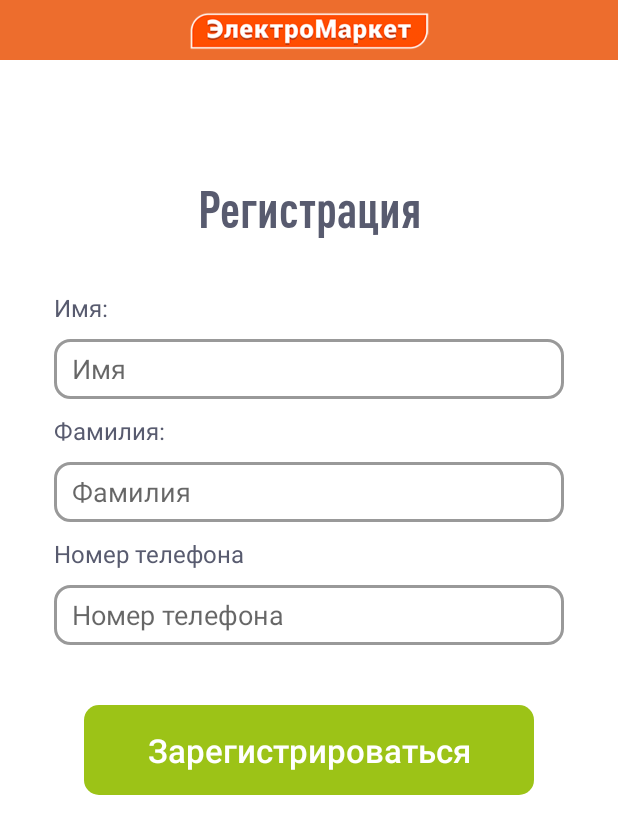
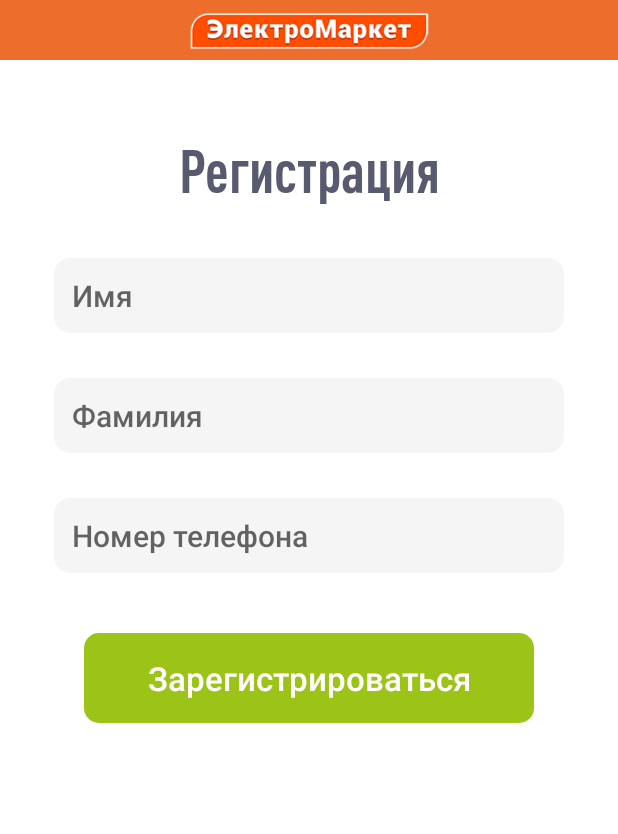
Before and after one commit to muslimkurbanov/AndroidElectromarket, an Android app: the RegistrationActivity screen opened directly, with no data from a screen before it, on a phone screen of 412 x 824 dp. Shown: the top 834 px of the screen. Run offline under Robolectric (Android 15) with nearby library versions, the phone set to English and light mode, and no system bars; our stand-ins replace Firebase (no records; nobody signed in at launch, a user with empty details on screens opened directly).

Commit message:
Изменил дизайн экрана регистрации

```diff
--- a/app/src/main/res/layout/activity_main.xml
+++ b/app/src/main/res/layout/activity_main.xml
@@ -48,10 +48,10 @@
                     android:layout_marginTop="30dp"
                     android:layout_marginRight="20dp"
                     android:background="@drawable/custom_edit_text_main"
-                    android:backgroundTint="#f5f5f5"
                     android:hint="@string/text_hint_email_edit_text"
                     android:paddingLeft="12dp"
                     android:singleLine="true"
+                    android:backgroundTint="#f5f5f5"
                     android:textAppearance="@style/TextAppearance.AppCompat.Body2"
                     android:textColor="@color/black"
                     android:textSize="20dp"/>
--- a/app/src/main/res/layout/activity_registration.xml
+++ b/app/src/main/res/layout/activity_registration.xml
@@ -33,78 +33,59 @@
                 <androidx.appcompat.widget.AppCompatTextView
                     android:layout_width="match_parent"
                     android:layout_height="wrap_content"
-                    android:layout_marginTop="90dp"
+                    android:layout_marginTop="60dp"
                     android:layout_marginBottom="14dp"
                     android:gravity="center"
                     android:text="@string/registration_button_main"
                     android:textColor="@color/color_for_welcome_text"
-                    app:fontFamily="@font/din_font"
-                    android:textSize="34sp"
-                    android:textStyle="bold" />
-
-                <androidx.appcompat.widget.AppCompatTextView
-                    android:layout_width="wrap_content"
-                    android:layout_height="wrap_content"
-                    android:layout_marginLeft="20dp"
-                    android:layout_marginTop="20dp"
-                    android:text="@string/text_user_name"
-                    android:textColor="@color/color_for_welcome_text"
-                    android:textSize="16sp" />
-
+                    android:textSize="40sp"
+                    android:textStyle="bold"
+                    app:fontFamily="@font/din_font"/>
                 <androidx.appcompat.widget.AppCompatEditText
                     android:id="@+id/inputNameEditTextRegistrationAct"
                     android:layout_width="match_parent"
-                    android:layout_height="40dp"
+                    android:layout_height="50dp"
                     android:layout_marginLeft="20dp"
-                    android:layout_marginTop="10dp"
+                    android:layout_marginTop="20dp"
                     android:layout_marginRight="20dp"
                     android:background="@drawable/custom_edit_text_main"
+                    android:backgroundTint="#f5f5f5"
                     android:hint="@string/text_hint_user_name"
+                    android:inputType="textCapSentences"
                     android:paddingLeft="12dp"
-                    android:singleLine="true" />
-
-                <androidx.appcompat.widget.AppCompatTextView
-                    android:layout_width="wrap_content"
-                    android:layout_height="wrap_content"
-                    android:layout_marginLeft="20dp"
-                    android:layout_marginTop="10dp"
-                    android:text="@string/text_user_second_name"
-                    android:textColor="@color/color_for_welcome_text"
-                    android:textSize="16sp" />
+                    android:singleLine="true"
+                    android:textAppearance="@style/TextAppearance.AppCompat.Body2" android:textColor="@color/black" android:textSize="20dp"/>
 
                 <androidx.appcompat.widget.AppCompatEditText
                     android:id="@+id/inputSernameEditTextRegistrationAct"
                     android:layout_width="match_parent"
-                    android:layout_height="40dp"
+                    android:layout_height="50dp"
                     android:layout_marginLeft="20dp"
-                    android:layout_marginTop="10dp"
+                    android:layout_marginTop="30dp"
                     android:layout_marginRight="20dp"
                     android:background="@drawable/custom_edit_text_main"
+                    android:backgroundTint="#f5f5f5"
                     android:hint="@string/text_hint_user_second_name"
+                    android:inputType="textCapSentences"
                     android:paddingLeft="12dp"
-                    android:singleLine="true" />
-
-                <androidx.appcompat.widget.AppCompatTextView
-                    android:layout_width="wrap_content"
-                    android:layout_height="wrap_content"
-                    android:layout_marginLeft="20dp"
-                    android:layout_marginTop="10dp"
-                    android:text="@string/text_hint_user_number"
-                    android:textColor="@color/color_for_welcome_text"
-                    android:textSize="16sp" />
+                    android:singleLine="true"
+                    android:textAppearance="@style/TextAppearance.AppCompat.Body2" android:textColor="@color/black" android:textSize="20dp"/>
 
                 <androidx.appcompat.widget.AppCompatEditText
                     android:id="@+id/inputUserNumberRegistrationAct"
                     android:layout_width="match_parent"
-                    android:layout_height="40dp"
+                    android:layout_height="50dp"
                     android:layout_marginLeft="20dp"
-                    android:layout_marginTop="10dp"
+                    android:layout_marginTop="30dp"
                     android:layout_marginRight="20dp"
                     android:background="@drawable/custom_edit_text_main"
+                    android:backgroundTint="#f5f5f5"
                     android:hint="@string/text_hint_user_number"
+                    android:inputType="phone"
                     android:paddingLeft="12dp"
-                    android:singleLine="true" />
-
+                    android:singleLine="true"
+                    android:textAppearance="@style/TextAppearance.AppCompat.Body2"
+                    android:textColor="@color/black" android:textSize="20dp"/>
                 <androidx.appcompat.widget.AppCompatButton
                     android:id="@+id/registrationBtnRegAct"
                     android:layout_width="match_parent"
```
